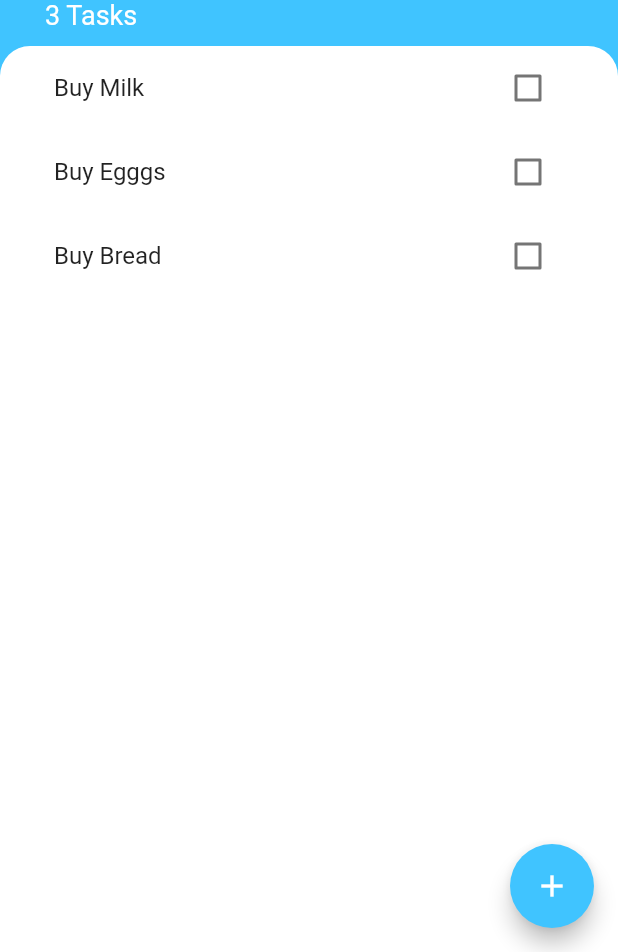
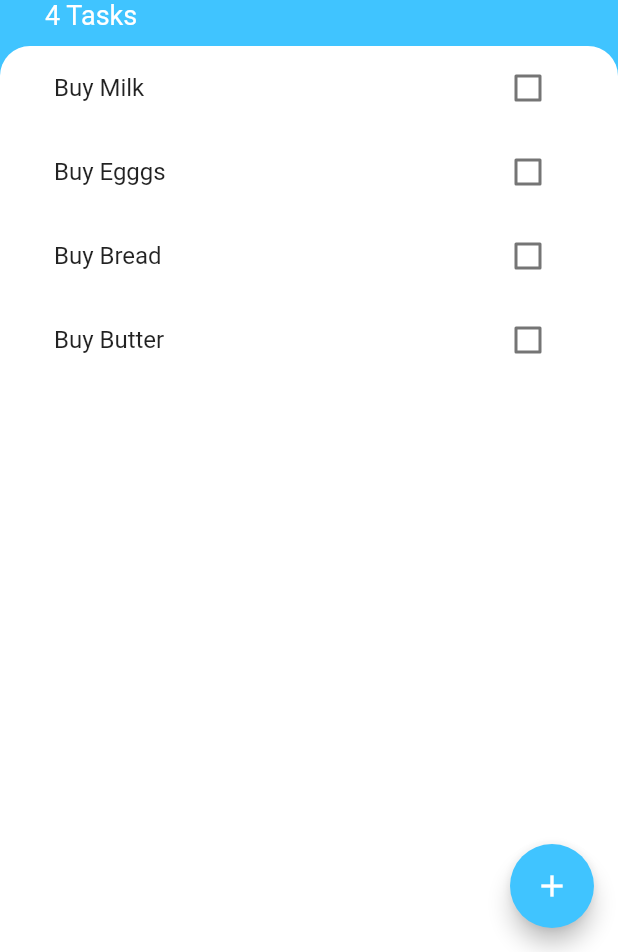
Before and after one commit to najmulmyself/todoyee, a Flutter app: the TaskScreen screen opened directly, on a phone screen of 412 x 824 dp, the part 284-1236 px from its top. Run offline on Flutter 3.47's test engine with Material 2 defaults, Android fonts, the phone set to English and light mode, and no system bars.

Commit message:
able to fetch data from list

```diff
--- /dev/null
+++ b/lib/models/task_data.dart
@@ -0,0 +1,23 @@
+import 'package:flutter/widgets.dart';
+import 'package:todoyee/models/task.dart';
+
+class TaskData extends ChangeNotifier {
+  List<Task> tasks = [
+    Task(
+      title: 'Buy Milk',
+      isDone: false,
+    ),
+    Task(
+      title: 'Buy Egggs',
+      isDone: false,
+    ),
+    Task(
+      title: 'Buy Bread',
+      isDone: false,
+    ),
+    Task(
+      title: 'Buy Butter',
+      isDone: false,
+    ),
+  ];
+}
--- a/lib/screen/task_screen.dart
+++ b/lib/screen/task_screen.dart
@@ -1,7 +1,9 @@
 // ignore_for_file: prefer_const_literals_to_create_immutables, prefer_const_constructors
 
 import 'package:flutter/material.dart';
+import 'package:provider/provider.dart';
 import 'package:todoyee/models/task.dart';
+import 'package:todoyee/models/task_data.dart';
 import 'package:todoyee/screen/add_task_screen.dart';
 import 'package:todoyee/widget/task_list.dart';
 
@@ -11,21 +13,6 @@ class TaskScreen extends StatefulWidget {
 }
 
 class _TaskScreenState extends State<TaskScreen> {
-  List<Task> tasks = [
-    Task(
-      title: 'Buy Milk',
-      isDone: false,
-    ),
-    Task(
-      title: 'Buy Egggs',
-      isDone: false,
-    ),
-    Task(
-      title: 'Buy Bread',
-      isDone: false,
-    ),
-  ];
-
   @override
   Widget build(BuildContext context) {
     return Scaffold(
@@ -38,12 +25,16 @@ class _TaskScreenState extends State<TaskScreen> {
             builder: (context) => AddTaskScreen(
               addTaskCallback: (newTaskTile) {
                 // print(newTaskTile);
-                setState(() {
-                  tasks.add(Task(
-                    title: newTaskTile,
-                    // isDone: false, // default value is false
-                  ));
-                });
+                // setState(
+                //   () {
+                //     tasks.add(
+                //       Task(
+                //         title: newTaskTile,
+                //         // isDone: false, // default value is false
+                //       ),
+                //     );
+                //   },
+                // );
               },
             ),
           );
@@ -79,7 +70,7 @@ class _TaskScreenState extends State<TaskScreen> {
                   ),
                 ),
                 Text(
-                  '${tasks.length} Tasks',
+                  '${Provider.of<TaskData>(context).tasks.length} Tasks',
                   style: TextStyle(
                     color: Colors.white,
                     fontSize: 18,
@@ -102,7 +93,7 @@ class _TaskScreenState extends State<TaskScreen> {
                   topRight: Radius.circular(20),
                 ),
               ),
-              child: TaskList(tasks),
+              child: TaskList(Provider.of<TaskData>(context).tasks),
             ),
           ),
         ],
```
Also changed, not shown: lib/main.dart (+18 -6 lines).
